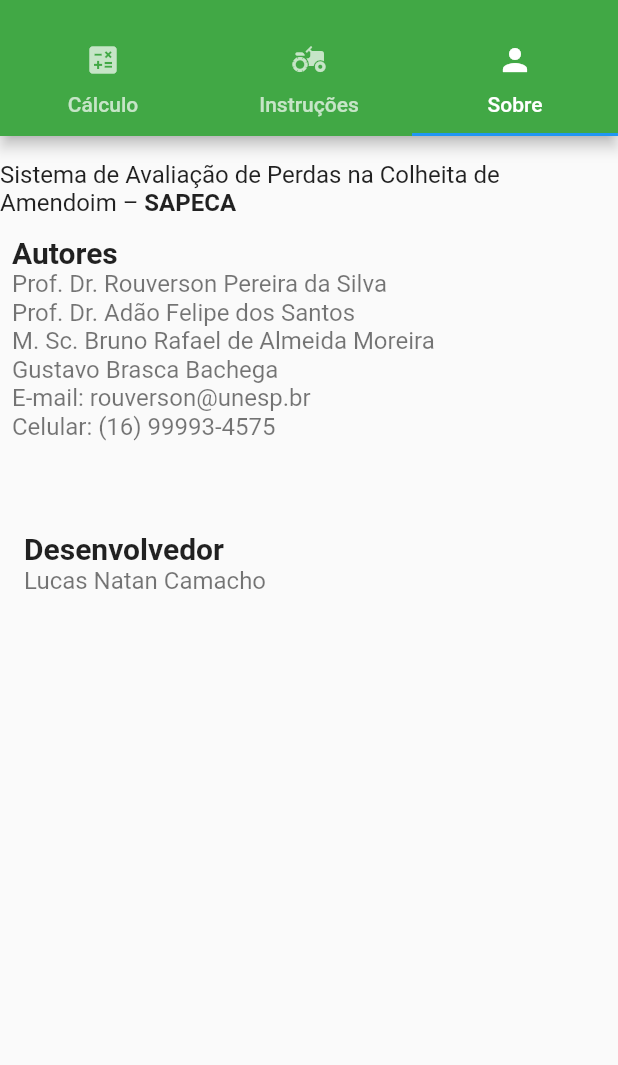
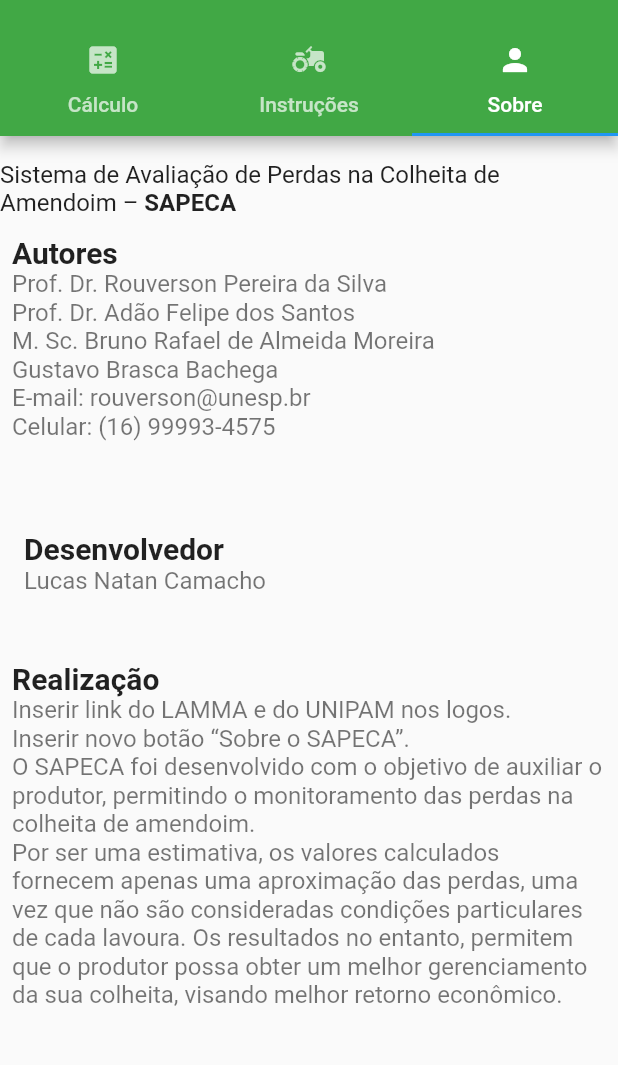
Before and after one commit to gatlingnoah/app_sapeca, a Flutter app: the screen it shows after launch, tab 3 chosen, on a phone screen of 412 x 824 dp, the part 59-1124 px from its top. Run offline on Flutter 3.47's test engine with Material 2 defaults, Android fonts, the phone set to English and light mode, and no system bars.

Commit message:
melhorias no sobre

```diff
--- a/lib/pages/sobre.dart
+++ b/lib/pages/sobre.dart
@@ -8,6 +8,12 @@
     'Gustavo Brasca Bachega \n'
     'E-mail: rouverson@unesp.br \n'
     'Celular: (16) 99993-4575 \n';
+
+String stringRealizacao = 'Inserir link do LAMMA e do UNIPAM nos logos. \n'
+    'Inserir novo botão “Sobre o SAPECA”. \n'
+    'O SAPECA foi desenvolvido com o objetivo de auxiliar o produtor, permitindo o monitoramento das perdas na colheita de amendoim. \n'
+    'Por ser uma estimativa, os valores calculados fornecem apenas uma aproximação das perdas, uma vez que não são consideradas condições particulares de cada lavoura. '
+    'Os resultados no entanto, permitem que o produtor possa obter um melhor gerenciamento da sua colheita, visando melhor retorno econômico.';
 
 class Sobre extends StatefulWidget {
   @override
@@ -57,7 +63,19 @@
             style: TextStyle(fontSize: 16),
           ),
           contentPadding: EdgeInsets.all(16),
-        )
+        ),
+        // Lista dos Autores
+        ListTile(
+          title: Text(
+            'Realização',
+            style: TextStyle(fontSize: 20, fontWeight: FontWeight.bold),
+          ),
+          subtitle: Text(
+            stringRealizacao,
+            style: TextStyle(fontSize: 16),
+          ),
+          contentPadding: EdgeInsets.all(8),
+        ),
       ],
     ));
   }
```
